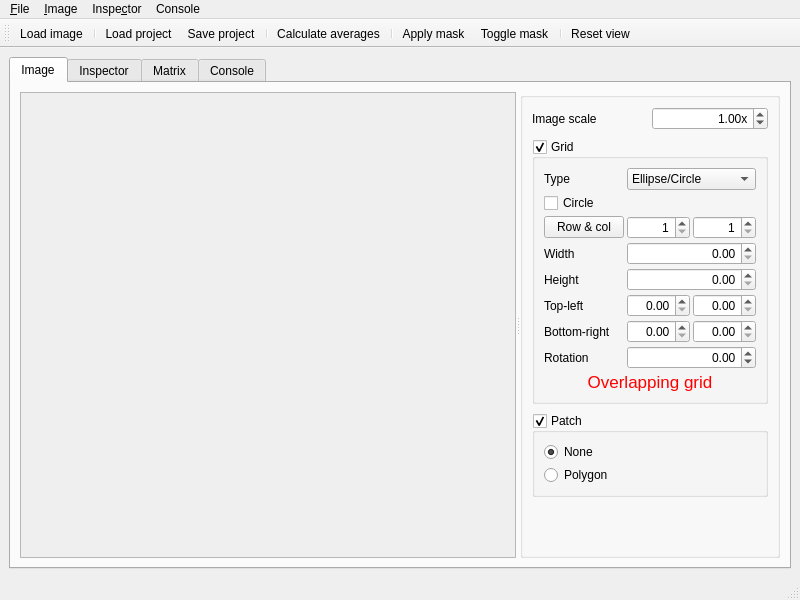
Qt form MainWindow.ui (azurvii/arias) before a commit.
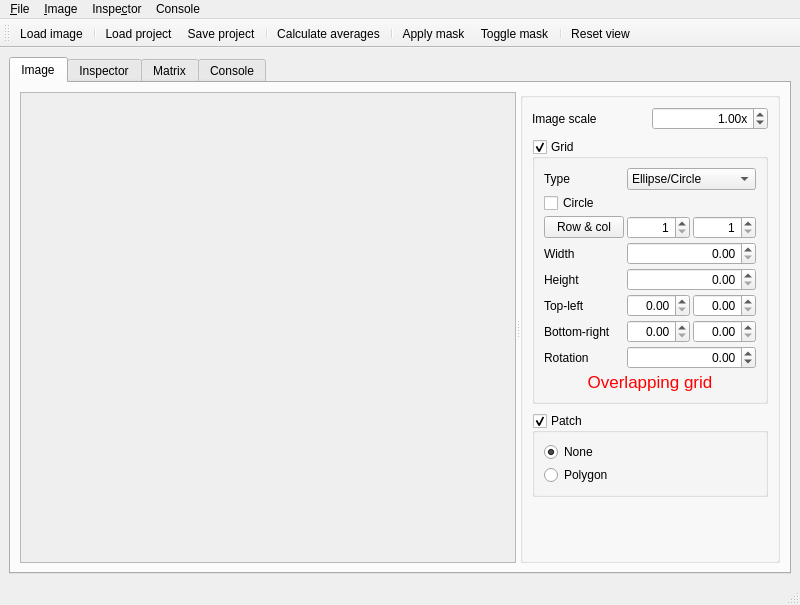
The same form after that commit. The open tabs and pages were chosen to show the change. Icons and pictures are not drawn. Custom widgets are drawn as their Qt base class.

The edit to the form file:
```diff
--- a/MainWindow.ui
+++ b/MainWindow.ui
@@ -8,7 +8,7 @@
     <x>0</x>
     <y>0</y>
     <width>800</width>
-    <height>600</height>
+    <height>605</height>
    </rect>
   </property>
   <property name="windowTitle">
@@ -49,8 +49,8 @@
              <rect>
               <x>0</x>
               <y>0</y>
-              <width>406</width>
-              <height>441</height>
+              <width>98</width>
+              <height>40</height>
              </rect>
             </property>
             <layout class="QHBoxLayout" name="horizontalLayout_2">
```
Left out of the diff: 2 changed lines with no effect on the pictures.
